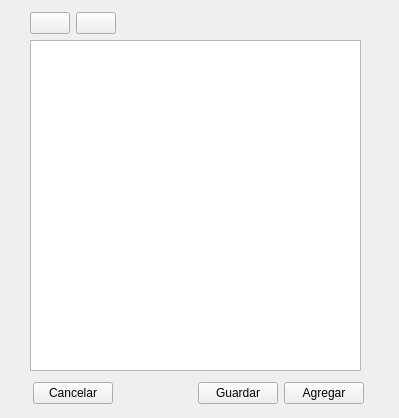
First picture: the form in categorias.ui, repository HailNicole/App_Finanzas, before the edit.
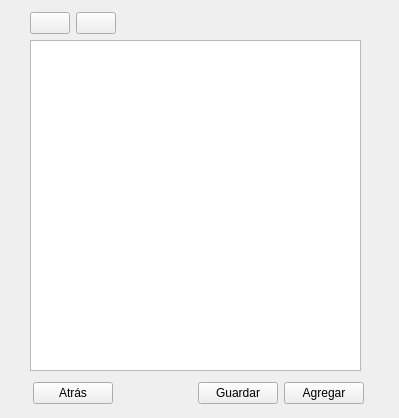
Second picture: the form after the edit. Icons and pictures are not drawn.

Patch:
```diff
--- a/categorias.ui
+++ b/categorias.ui
@@ -57,7 +57,7 @@
     <item>
      <widget class="QPushButton" name="btn_cancat">
       <property name="text">
-       <string>Cancelar</string>
+       <string>Atrás</string>
       </property>
      </widget>
     </item>
```
